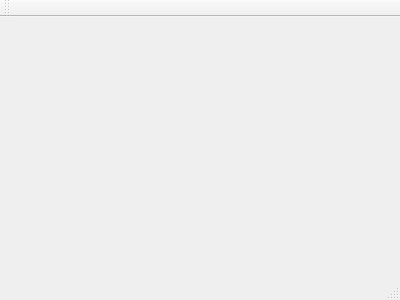
ChinaClever/IDC_TestSystem, file IDC_TestSystem/mainwindow.ui: the form before one commit.
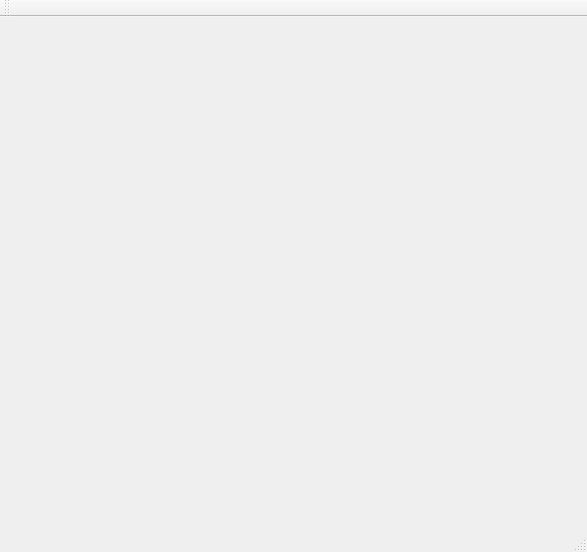
The form after the commit.

Diff of the .ui file:
```diff
--- a/IDC_TestSystem/mainwindow.ui
+++ b/IDC_TestSystem/mainwindow.ui
@@ -1,24 +1,50 @@
 <ui version="4.0">
  <class>MainWindow</class>
- <widget class="QMainWindow" name="MainWindow" >
-  <property name="geometry" >
+ <widget class="QMainWindow" name="MainWindow">
+  <property name="geometry">
    <rect>
     <x>0</x>
     <y>0</y>
-    <width>400</width>
-    <height>300</height>
+    <width>587</width>
+    <height>552</height>
    </rect>
   </property>
   <property name="windowTitle" >
    <string>MainWindow</string>
   </property>
-  <widget class="QMenuBar" name="menuBar" />
-  <widget class="QToolBar" name="mainToolBar" />
-  <widget class="QWidget" name="centralWidget" />
-  <widget class="QStatusBar" name="statusBar" />
+  <widget class="QWidget" name="centralWidget">
+   <widget class="QWidget" name="widget" native="true">
+    <property name="geometry">
+     <rect>
+      <x>160</x>
+      <y>120</y>
+      <width>251</width>
+      <height>231</height>
+     </rect>
+    </property>
+   </widget>
+  </widget>
+  <widget class="QMenuBar" name="menuBar">
+   <property name="geometry">
+    <rect>
+     <x>0</x>
+     <y>0</y>
+     <width>587</width>
+     <height>23</height>
+    </rect>
+   </property>
+  </widget>
+  <widget class="QToolBar" name="mainToolBar">
+   <attribute name="toolBarArea">
+    <enum>TopToolBarArea</enum>
+   </attribute>
+   <attribute name="toolBarBreak">
+    <bool>false</bool>
+   </attribute>
+  </widget>
+  <widget class="QStatusBar" name="statusBar"/>
  </widget>
- <layoutDefault spacing="6" margin="11" />
- <pixmapfunction></pixmapfunction>
+ <layoutdefault spacing="6" margin="11"/>
  <resources/>
  <connections/>
 </ui>
```
Left out of the diff: 3 changed lines with no effect on the pictures.
